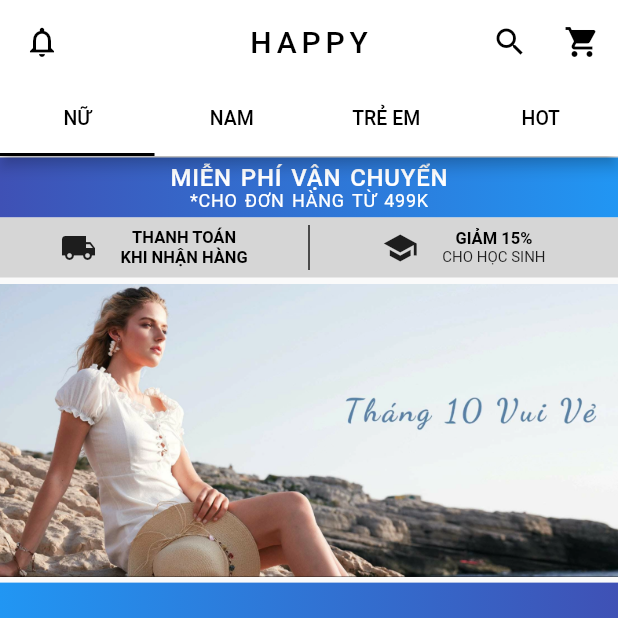
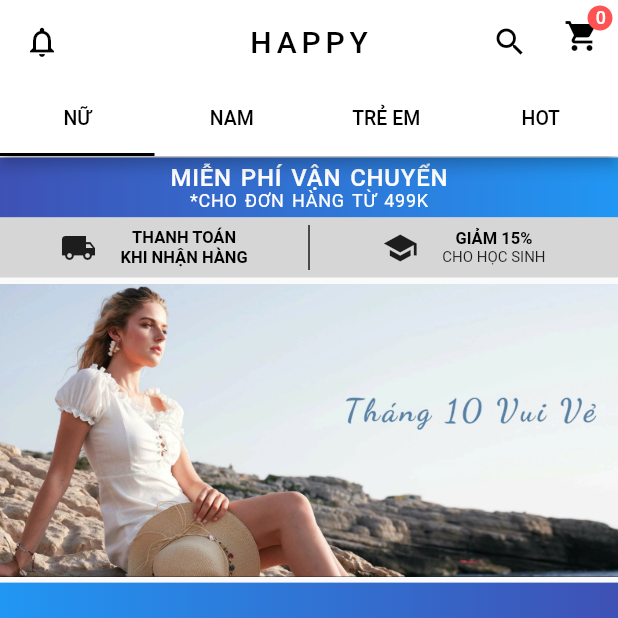
Before and after one commit to danhquyen0109/clothing_store_v2, a Flutter app: the screen it shows after launch, on a phone screen of 412 x 824 dp, the top half of it. Run offline on Flutter 3.47's test engine with Material 2 defaults, Android fonts, the phone set to English and light mode, and no system bars; our stand-ins replace fluttertoast, sqflite; accounts and stored records are empty; Roboto replaces fonts that are missing (Times New Roman).

Commit message:
cart bloc

```diff
--- a/lib/main.dart
+++ b/lib/main.dart
@@ -1,17 +1,22 @@
 import 'package:flutter/material.dart';
+import 'package:provider/provider.dart';
 import 'package:store_v2/view/pages/home/home.dart';
+import 'package:store_v2/view/widgets/cart_bloc.dart';
 
 void main() => runApp(MyApp());
 
 class MyApp extends StatelessWidget {
   @override
   Widget build(BuildContext context) {
-    return MaterialApp(
-      title: 'Clothing Store',
-      theme: ThemeData(
-        primarySwatch: Colors.blue,
+    return ChangeNotifierProvider<CartBloc>(
+      builder: (context) => CartBloc(),
+      child: MaterialApp(
+        title: 'Clothing Store',
+        theme: ThemeData(
+          primarySwatch: Colors.blue,
+        ),
+        home: HomePage(),
       ),
-      home: HomePage(),
     );
   }
 }
--- a/lib/view/pages/home/home.dart
+++ b/lib/view/pages/home/home.dart
@@ -1,4 +1,5 @@
 import 'package:flutter/material.dart';
+import 'package:provider/provider.dart';
 import 'package:store_v2/presenter/language/language_vi.dart';
 import 'package:store_v2/presenter/mock_data/mock_data.dart';
 import 'package:store_v2/view/pages/cart/cart.dart';
@@ -6,6 +7,7 @@ import 'package:store_v2/view/pages/notification/noti.dart';
 import 'package:store_v2/view/pages/profile/profile.dart';
 import 'package:store_v2/view/pages/search/search.dart';
 import 'package:store_v2/view/pages/tabview/tab.dart';
+import 'package:store_v2/view/widgets/cart_bloc.dart';
 
 class HomePage extends StatefulWidget {
   static const String route = '/home';
@@ -19,6 +21,11 @@ class _HomePageState extends State<HomePage> {
   int _selectedIndex = 0;
   @override
   Widget build(BuildContext context) {
+    var bloc = Provider.of<CartBloc>(context);
+    int totalCount = 0;
+    if (bloc.cart.length > 0) {
+      totalCount = bloc.cart.values.reduce((a, b) => a + b);
+    }
     // Size size = MediaQuery.of(context).size;
     return MaterialApp(
       home: DefaultTabController(
@@ -52,16 +59,56 @@ class _HomePageState extends State<HomePage> {
                       MaterialPageRoute(builder: (context) => SearchPage()));
                 },
               ),
-              IconButton(
-                icon: Icon(
-                  Icons.shopping_cart,
-                  color: Colors.black,
-                ),
-                onPressed: () {
+              GestureDetector(
+                onTap: () {
                   Navigator.push(context,
                       MaterialPageRoute(builder: (context) => CartPage()));
                 },
+                child: Stack(
+                  children: <Widget>[
+                    new IconButton(
+                      icon: new Icon(
+                        Icons.shopping_cart,
+                        color: Colors.black,
+                      ),
+                      onPressed: null,
+                    ),
+                    new Positioned(
+                      right: 2.0,
+                      top: 2.0,
+                      child: new Stack(
+                        children: <Widget>[
+                          new Icon(Icons.brightness_1,
+                              size: 20.0, color: Colors.redAccent),
+                          new Positioned(
+                            top: 3.0,
+                            right: 6,
+                            child: new Center(
+                              child: new Text(
+                                '$totalCount',
+                                style: new TextStyle(
+                                    color: Colors.white,
+                                    fontSize: 12.0,
+                                    fontWeight: FontWeight.w500),
+                              ),
+                            ),
+                          ),
+                        ],
+                      ),
+                    ),
+                  ],
+                ),
               ),
+              // IconButton(
+              //   icon: Icon(
+              //     Icons.shopping_cart,
+              //     color: Colors.black,
+              //   ),
+              //   onPressed: () {
+              //     Navigator.push(context,
+              //         MaterialPageRoute(builder: (context) => CartPage()));
+              //   },
+              // ),
             ],
             bottom: TabBar(
               indicatorColor: Colors.black,
--- a/pubspec.yaml
+++ b/pubspec.yaml
@@ -29,6 +29,7 @@ dependencies:
   async: ^2.3.0
   intl: ^0.16.0
   fluttertoast: ^3.1.3
+  provider: ^3.0.0
 
 dev_dependencies:
   flutter_test:
```
Also changed, not shown: lib/view/pages/cart/cart.dart (+11 -0 lines), lib/view/pages/product/product.dart (+45 -7 lines), lib/view/widgets/cart_bloc.dart (added, +27 -0 lines), pubspec.lock.
